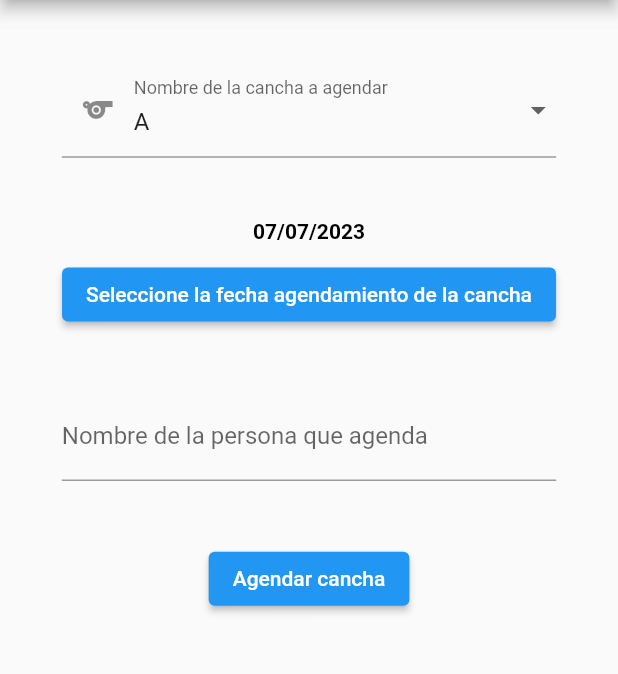
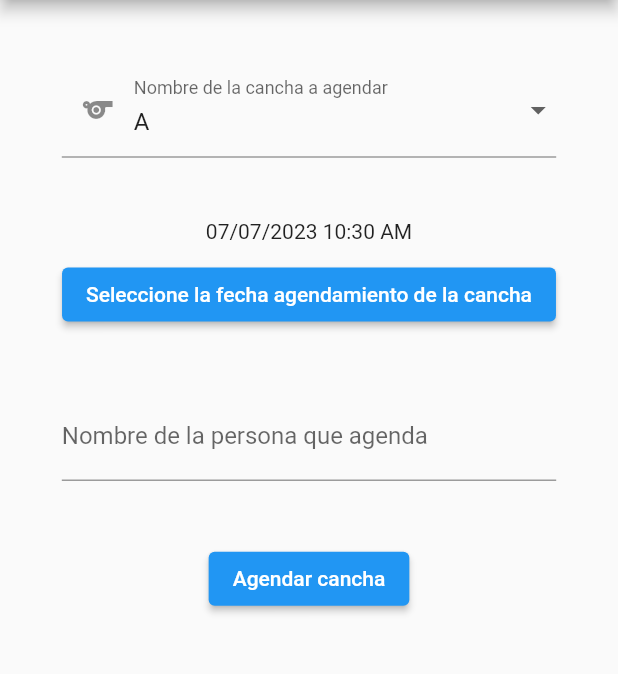
Before and after one commit to migueleonrojas/mce_test, a Flutter app: the ScheduleSportsFieldScreen screen opened directly, on a phone screen of 412 x 824 dp, the part 84-758 px from its top. Run offline on Flutter 3.47's test engine with Material 2 defaults, Android fonts, the phone set to English and light mode, and no system bars; our stand-ins replace drift, shared_preferences; accounts and stored records are empty; generated files the repository leaves out were written again.

Commit message:
added hours and minutes date

```diff
--- a/lib/screens/schedule_sports_field_screen.dart
+++ b/lib/screens/schedule_sports_field_screen.dart
@@ -3,8 +3,8 @@ import 'package:mce_test/database/mce_database.dart';
 import 'package:mce_test/providers/schedules_provider.dart';
 import 'package:mce_test/providers/sports_field_provider.dart';
 import 'package:mce_test/providers/schedules_provider.dart';
-import 'package:mce_test/widget/date_widget.dart';
 import 'package:provider/provider.dart';
+import 'package:intl/intl.dart';
 
 class ScheduleSportsFieldScreen extends StatelessWidget {
 
@@ -57,12 +57,7 @@ class ScheduleSportsFieldScreen extends StatelessWidget {
                 SizedBox(height: MediaQuery.of(context).size.height * 0.05 ,),
                 Column(
                   children: [
-                    DateWidget(
-                      day: scheduleProvider.schedulingDate.day,
-                      month: scheduleProvider.schedulingDate.month,
-                      year: scheduleProvider.schedulingDate.year,
-                      color: Colors.black,
-                    ),
+                    Text(DateFormat('dd/MM/yyyy hh:mm a').format(scheduleProvider.schedulingDate)),
                     const SizedBox(height: 10,),
                     ElevatedButton(
                       child: const Text('Seleccione la fecha agendamiento de la cancha'),
@@ -87,18 +82,18 @@ class ScheduleSportsFieldScreen extends StatelessWidget {
                   child: Column(
                     children: [
 
-                       const Text(
+                      const Text(
                         'Información sobre el probalidad de lluvia para la fecha:',
                         style: TextStyle(
                           color: Colors.white
                         ),
-                       ),
-                       SizedBox(height: MediaQuery.of(context).size.height * 0.02 ,),
-                       DateWidget(
-                        day: scheduleProvider.schedulingDate.day,
-                        month: scheduleProvider.schedulingDate.month,
-                        year: scheduleProvider.schedulingDate.year,
-                        color: Colors.white,
+                      ),
+                      SizedBox(height: MediaQuery.of(context).size.height * 0.02 ,),
+                      Text(
+                        DateFormat('dd/MM/yyyy hh:mm a').format(scheduleProvider.schedulingDate),
+                        style: const TextStyle(
+                          color: Colors.white
+                        ),
                       ),
                       SizedBox(height: MediaQuery.of(context).size.height * 0.02 ,),
                       Text(
--- a/lib/widget/date_widget.dart
+++ /dev/null
@@ -1,28 +0,0 @@
-import 'package:flutter/material.dart';
-
-
-class DateWidget extends StatelessWidget {
-
-  final int day;
-  final int month;
-  final int year;
-  final Color color;
-
-
-  const DateWidget({super.key, required this.day, required this.month, required this.year, required this.color});
-
-  @override
-  Widget build(BuildContext context) {
-    String dayConvert = day.toString().length == 2 ? day.toString(): '0$day';
-    String monthConvert = month.toString().length == 2 ? month.toString(): '0$month';
-    String yearConvert = year.toString();
-    return Text(
-      '$dayConvert/$monthConvert/$yearConvert',
-      style : TextStyle(
-        color: color,
-        fontWeight: FontWeight.bold,
-      ),
-    );
-  }
-
-}
--- a/pubspec.yaml
+++ b/pubspec.yaml
@@ -48,6 +48,7 @@ dev_dependencies:
     sdk: flutter
   drift_dev:
   build_runner:
+  intl:
 
   # The "flutter_lints" package below contains a set of recommended lints to
   # encourage good coding practices. The lint set provided by the package is
```
Also changed, not shown: lib/providers/schedules_provider.dart (+29 -18 lines), lib/screens/home_screen.dart (+3 -7 lines), pubspec.lock.
